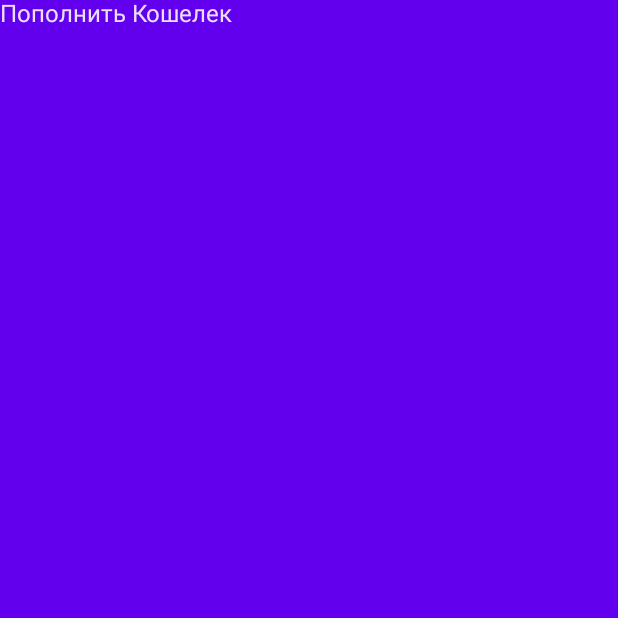
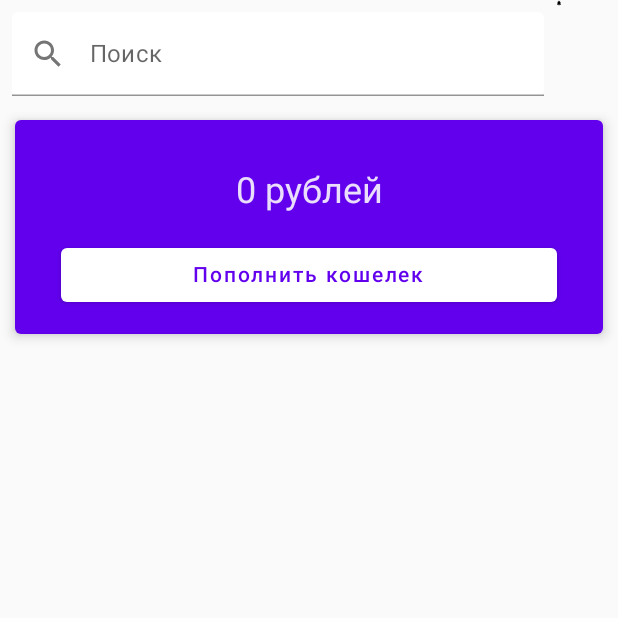
Before and after one commit to omartulashvili/qiwi_compose_screen, an Android app built with Jetpack Compose: the screen it shows after launch (MainActivity), on a phone screen of 412 x 824 dp, the top half of it. Run offline under Robolectric (Android 15) with nearby library versions, the phone set to English and light mode, and no system bars.

Commit message:
Add Balance Card

```diff
--- a/app/build.gradle
+++ b/app/build.gradle
@@ -59,4 +59,6 @@ dependencies {
     androidTestImplementation "androidx.compose.ui:ui-test-junit4:$compose_version"
     debugImplementation "androidx.compose.ui:ui-tooling:$compose_version"
     debugImplementation "androidx.compose.ui:ui-test-manifest:$compose_version"
+
+    implementation "androidx.constraintlayout:constraintlayout-compose:1.0.1"
 }
--- a/app/src/main/java/com/example/qiwicomposescreen/MainActivity.kt
+++ b/app/src/main/java/com/example/qiwicomposescreen/MainActivity.kt
@@ -3,13 +3,24 @@ package com.example.qiwicomposescreen
 import android.os.Bundle
 import androidx.activity.ComponentActivity
 import androidx.activity.compose.setContent
-import androidx.compose.foundation.layout.fillMaxSize
-import androidx.compose.material.MaterialTheme
-import androidx.compose.material.Surface
-import androidx.compose.material.Text
+import androidx.compose.foundation.Image
+import androidx.compose.foundation.clickable
+import androidx.compose.foundation.layout.*
+import androidx.compose.foundation.shape.RoundedCornerShape
+import androidx.compose.material.*
+import androidx.compose.material.SnackbarDefaults.backgroundColor
+import androidx.compose.material.icons.Icons
+import androidx.compose.material.icons.filled.Notifications
+import androidx.compose.material.icons.filled.Search
 import androidx.compose.runtime.Composable
+import androidx.compose.ui.Alignment
+import androidx.compose.ui.Alignment.Companion.CenterHorizontally
 import androidx.compose.ui.Modifier
+import androidx.compose.ui.res.painterResource
+import androidx.compose.ui.res.stringResource
 import androidx.compose.ui.tooling.preview.Preview
+import androidx.compose.ui.unit.dp
+import com.example.qiwicomposescreen.ui.theme.Purple200
 import com.example.qiwicomposescreen.ui.theme.QiwiComposeScreenTheme
 
 class MainActivity : ComponentActivity() {
@@ -18,21 +29,84 @@ class MainActivity : ComponentActivity() {
         setContent {
             QiwiComposeScreenTheme {
                 // A surface container using the 'background' color from the theme
-                Surface(
-                    modifier = Modifier.fillMaxSize(),
-                    color = MaterialTheme.colors.background
-                ) {
-                    Greeting("Кошелек")
-                }
+                    searchBar()
+                    BalanceCard("")
                 }
             }
         }
     }
 
 @Composable
-fun Greeting(name: String) {
-    Surface (color = MaterialTheme.colors.primary) {
-        Text(text = "Пополнить $name")
+fun searchBar (modifier: Modifier = Modifier) {
+    Row() {
+
+        TextField(
+            value = "",
+            onValueChange = {},
+            leadingIcon = {
+                Icon(
+                    imageVector = Icons.Default.Search,
+                    contentDescription = null
+                )
+            },
+            colors = TextFieldDefaults.textFieldColors(
+                backgroundColor = MaterialTheme.colors.surface
+            ),
+            placeholder = {
+                Text(stringResource(R.string.placeholder_search))
+            },
+            modifier = modifier
+                .fillMaxWidth(0.9f)
+                .padding(8.dp)
+                .heightIn(min = 56.dp),
+            shape = RoundedCornerShape(4.dp)
+            )
+        Box(modifier = Modifier.fillMaxWidth(0.1f)) {
+            Image(imageVector = Icons.Default.Notifications, contentDescription = null )
+        }
+    }
+}
+
+@Composable
+fun BalanceCard(name: String) {
+    //------------------------ Карточка --------------------------------
+    Card(
+        modifier = Modifier
+//            .width(IntrinsicSize.Max)
+            .fillMaxWidth()
+            .padding(horizontal = 10.dp, vertical = 80.dp)
+            .clickable { },
+        elevation = 5.dp,
+        backgroundColor = MaterialTheme.colors.primary
+    ) {
+        Column(
+            modifier = Modifier.padding(15.dp)
+        )
+        {
+            Text(
+                text = "0 рублей",
+                style = MaterialTheme.typography.h5,
+                modifier = Modifier
+                    .align(CenterHorizontally)
+                    .padding(vertical = 18.dp)
+            )
+            //------------------------ Кнопка --------------------------------
+            Button(
+                onClick = { /* Do something! */ },
+                colors = ButtonDefaults.textButtonColors(
+                    backgroundColor = MaterialTheme.colors.background
+                ),
+                modifier = Modifier
+                    .align(CenterHorizontally)
+                    .fillMaxWidth()
+                    .padding(horizontal = 15.dp)
+            ) {
+                Text(
+                    text = "Пополнить кошелек",
+                    style = MaterialTheme.typography.button
+                )
+            }
+        }
     }
 }
 
@@ -40,6 +114,14 @@ fun Greeting(name: String) {
     @Composable
     fun DefaultPreview() {
         QiwiComposeScreenTheme {
-        Greeting("Кошелек")
+            BalanceCard("")
         }
     }
+
+@Preview (showBackground = true)
+@Composable
+fun SearchPreview() {
+    QiwiComposeScreenTheme {
+        searchBar()
+    }
+}
--- a/app/src/main/res/values/strings.xml
+++ b/app/src/main/res/values/strings.xml
@@ -1,3 +1,4 @@
 <resources>
     <string name="app_name">QiwiComposeScreen</string>
+    <string name="placeholder_search">Поиск</string>
 </resources>
--- a/build.gradle
+++ b/build.gradle
@@ -4,8 +4,8 @@ buildscript {
     }
 }// Top-level build file where you can add configuration options common to all sub-projects/modules.
 plugins {
-    id 'com.android.application' version '7.2.1' apply false
-    id 'com.android.library' version '7.2.1' apply false
+    id 'com.android.application' version '7.2.2' apply false
+    id 'com.android.library' version '7.2.2' apply false
     id 'org.jetbrains.kotlin.android' version '1.5.31' apply false
 }
 
```
Lines whose indentation alone changed are shown as unchanged.
